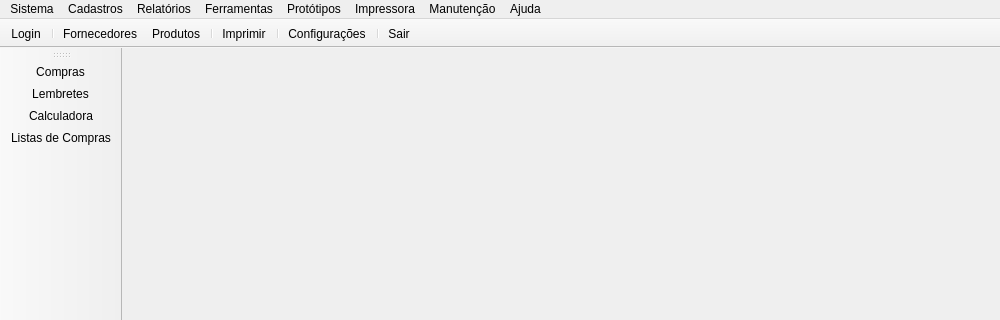
Qt form mainwindow.ui (leidensj/BKVale) before a commit; both pictures show x 0 to 1000 and y 0 to 320 of the 1000 by 600 pixel window.
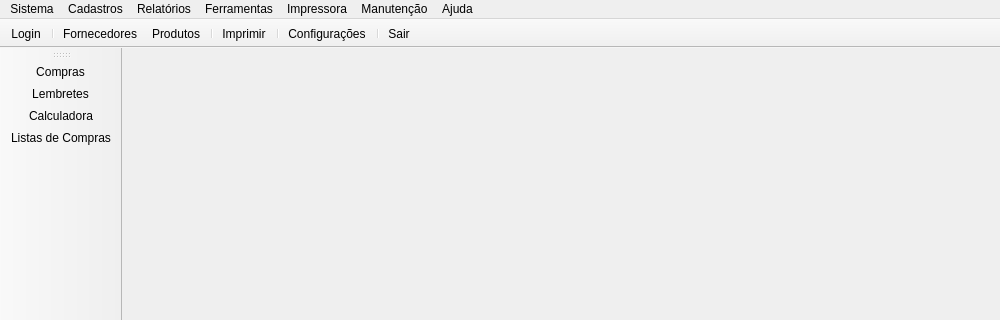
The same form after that commit. Icons and pictures are not drawn.

Patch:
```diff
--- a/mainwindow.ui
+++ b/mainwindow.ui
@@ -136,12 +136,6 @@
     </property>
     <addaction name="actionTimeCard"/>
    </widget>
-   <widget class="QMenu" name="menuProt_tipos">
-    <property name="title">
-     <string>Protótipos</string>
-    </property>
-    <addaction name="actionDiscount"/>
-   </widget>
    <widget class="QMenu" name="menuRelat_rios">
     <property name="title">
      <string>Relatórios</string>
@@ -152,7 +146,6 @@
    <addaction name="menuCadastros"/>
    <addaction name="menuRelat_rios"/>
    <addaction name="menuFerramentas"/>
-   <addaction name="menuProt_tipos"/>
    <addaction name="menuImpressora"/>
    <addaction name="menuConfigura_es"/>
    <addaction name="menuAjuda"/>
```
Left out of the diff: 72 changed lines with no effect on the pictures.
